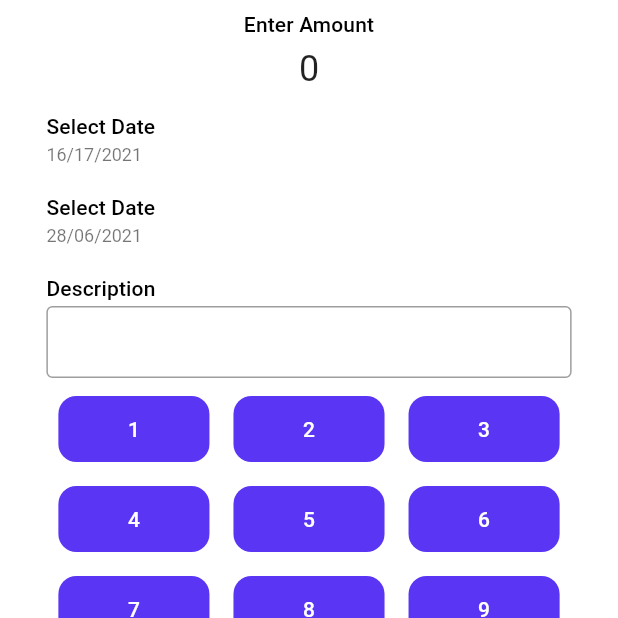
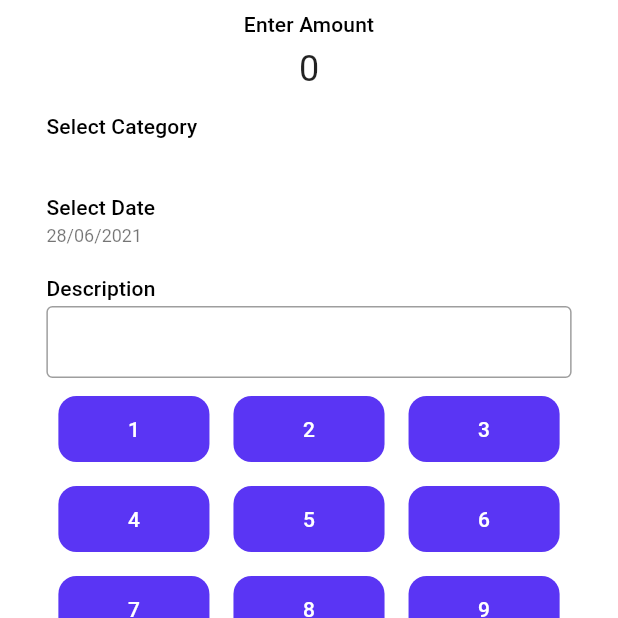
Before and after one commit to finiqmm/finq-mobile, a Flutter app: the AddTransaction screen opened by its route, on a phone screen of 412 x 824 dp, the top half of it. Run offline on Flutter 3.47's test engine with Material 2 defaults, Android fonts, the light colour scheme and no system bars; our stand-ins replace bloc, cached_network_image, dartz, equatable, firebase_auth, firebase_core and 7 more; missing offline and left inert: firebase_auth_web, firebase_core_web, google_sign_in_web, pedantic, wakelock_web; accounts and stored records are empty.

Commit message:
wip/transaction_screen

```diff
--- /dev/null
+++ b/lib/common/constants/transaction_types.dart
@@ -0,0 +1,32 @@
+final expenseTransactions = [
+  'Food',
+  'Bills',
+  'Transportation',
+  'Home',
+  'Car',
+  'Entertainment',
+  'Shopping',
+  'Insurance',
+  'Phone',
+  'Health',
+  'Sport',
+  'Baby',
+  'Pet',
+  'Beauty',
+  'Electronics',
+  'Gift',
+  'Social',
+  'Travel',
+  'Education',
+  'Works',
+  'Others'
+];
+final incomeTransactions = [
+  'Salary',
+  'Awards',
+  'Sale',
+  'Rental',
+  'Pocket Money',
+  'Lottery',
+  'Others'
+];
--- a/lib/presentation/journeys/add_transaction/add_transaction.dart
+++ b/lib/presentation/journeys/add_transaction/add_transaction.dart
@@ -1,9 +1,11 @@
 import 'package:finq/common/constants/size_constants.dart';
-import 'package:finq/presentation/journeys/add_transaction/number_button.dart';
-import 'package:finq/presentation/journeys/add_transaction/numbers_table_widget.dart';
+import 'package:finq/common/constants/transaction_types.dart';
+import 'package:finq/presentation/journeys/add_transaction/transaction_choice_chip.dart';
 import 'package:flutter/material.dart';
 import 'package:finq/common/extension/size_extension.dart';
 import 'package:finq/common/extension/int_extension.dart';
+
+import 'numbers_table_widget.dart';
 
 class AddTransaction extends StatefulWidget {
   @override
@@ -14,6 +16,7 @@ class _AddTransactionState extends State<AddTransaction> {
   final TextEditingController descriptionController = TextEditingController();
   String selectedDate = DateTime.now().convertReadableDate();
   String totalAmount = "0";
+  String? selectedCategory;
 
   @override
   void dispose() {
@@ -23,7 +26,8 @@ class _AddTransactionState extends State<AddTransaction> {
 
   @override
   Widget build(BuildContext context) {
-    return Container(
+    return Scaffold(
+      body: Container(
           padding: EdgeInsets.symmetric(horizontal: Sizes.dimen_16.w),
           decoration: BoxDecoration(
               borderRadius: BorderRadius.only(
@@ -32,6 +36,7 @@ class _AddTransactionState extends State<AddTransaction> {
           )),
           child: Column(
               crossAxisAlignment: CrossAxisAlignment.start,
+              mainAxisSize: MainAxisSize.min,
               children: [
                 SizedBox(
                   height: 8,
@@ -57,17 +62,40 @@ class _AddTransactionState extends State<AddTransaction> {
                 SizedBox(
                   height: 16,
                 ),
+                GestureDetector(
+                  onTap: () {
+                    showDialog(
+                        context: context,
+                        builder: (context) {
+                          return TransactionChoiceChip(
+                              transactionCategories: expenseTransactions,
+                              onItemSelected: (selectedItem) {
+                                setState(() {
+                                  selectedCategory = selectedItem;
+                                });
+                              });
+                        });
+                  },
+                  child: Container(
+                      width: double.infinity,
+                      child: Column(
+                        crossAxisAlignment: CrossAxisAlignment.start,
+                        children: [
                           Text(
-            'Select Date',
+                            'Select Category',
                             style: Theme.of(context).textTheme.subtitle2,
                           ),
                           Padding(
-            padding: const EdgeInsets.symmetric(vertical: 4),
+                            padding: const EdgeInsets.symmetric(vertical: 4.0),
                             child: Text(
-              '16/17/2021',
+                              selectedCategory ?? '',
                               style: Theme.of(context).textTheme.caption,
                             ),
                           ),
+                        ],
+                      )),
+                ),
+
                 SizedBox(
                   height: 16,
                 ),
@@ -114,6 +142,13 @@ class _AddTransactionState extends State<AddTransaction> {
                     controller: descriptionController,
                   ),
                 ),
+
+                // TransactionChoiceChip(
+                //   transactionCategories: expenseTransactions,
+                //   onItemSelected: (selectedItem) {
+                //     debugPrint(selectedItem);
+                //   },
+                // ),
                 NumberTableWidget((int number) {
                   debugPrint(number.toString());
                   setState(() {
@@ -147,8 +182,7 @@ class _AddTransactionState extends State<AddTransaction> {
                     textAlign: TextAlign.center,
                   ),
                 )
-        ],
-      ),
+              ])),
     );
   }
 }
```
Also changed, not shown: lib/presentation/journeys/add_transaction/transaction_choice_chip.dart (added, +50 -0 lines), lib/presentation/journeys/home/home_screen.dart (+23 -13 lines). Lines whose indentation alone changed are shown as unchanged.
